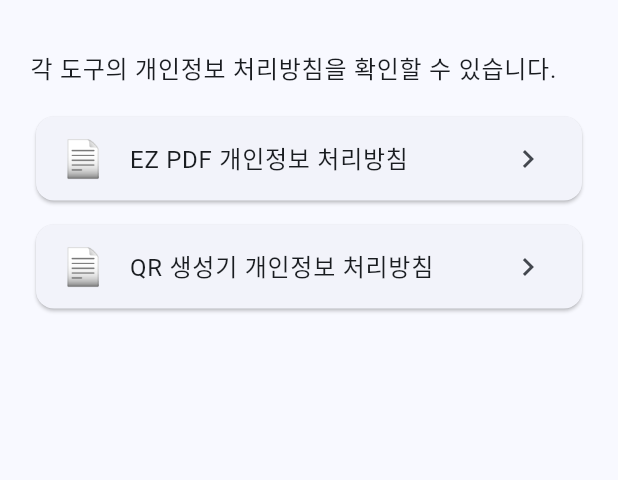
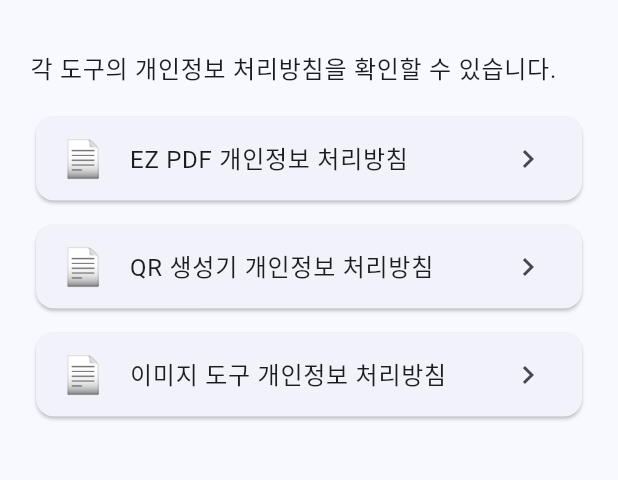
Before and after one commit to hackyeon/tool_box_privacy, a Flutter app: the screen it shows after launch, on a phone screen of 412 x 824 dp, the part 65-545 px from its top. Run offline on Flutter 3.47's test engine with Material 3 defaults, Android fonts, the light colour scheme and no system bars.

Commit message:
feat: 이미지 도구 개인정보 처리방침

```diff
--- a/lib/app.dart
+++ b/lib/app.dart
@@ -2,6 +2,7 @@
 import 'package:tool_box_privacy/features/privacy/qr_generator_privacy_page.dart';
 
 import 'features/privacy/ez_pdf_privacy_page.dart';
+import 'features/privacy/image_tools_privacy_page.dart';
 import 'features/privacy/privacy_index_page.dart';
 
 
@@ -11,6 +12,7 @@
   static const routeHome = '/';
   static const routeEzPdf = '/ez-pdf';
   static const routeQrGenerator = '/qr-generator';
+  static const routeImageTools = '/image-tools';
 
   @override
   Widget build(BuildContext context) {
@@ -26,6 +28,7 @@
         routeHome: (_) => const PrivacyIndexPage(),
         routeEzPdf: (_) => const EzPdfPrivacyPage(),
         routeQrGenerator: (_) => const QrGeneratorPrivacyPage(),
+        routeImageTools: (_) => const ImageToolsPrivacyPage(),
       },
     );
   }
--- a/lib/features/privacy/privacy_index_page.dart
+++ b/lib/features/privacy/privacy_index_page.dart
@@ -36,6 +36,17 @@
               onTap: () => Navigator.of(context).pushNamed(App.routeQrGenerator),
             ),
           ),
+
+          const SizedBox(height: 8),
+
+          Card(
+            child: ListTile(
+              leading: const Text('📄', style: TextStyle(fontSize: 24)),
+              title: const Text('이미지 도구 개인정보 처리방침'),
+              trailing: const Icon(Icons.chevron_right),
+              onTap: () => Navigator.of(context).pushNamed(App.routeImageTools),
+            ),
+          ),
         ],
       ),
     );
```
Also changed, not shown: lib/features/privacy/image_tools_privacy_page.dart (added, +63 -0 lines).
